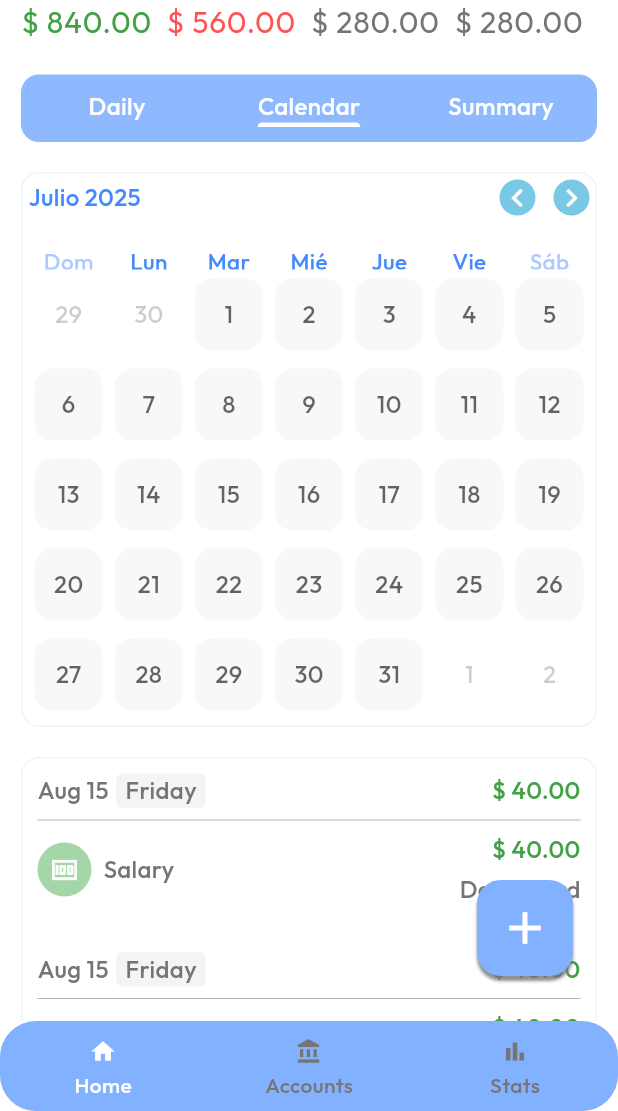
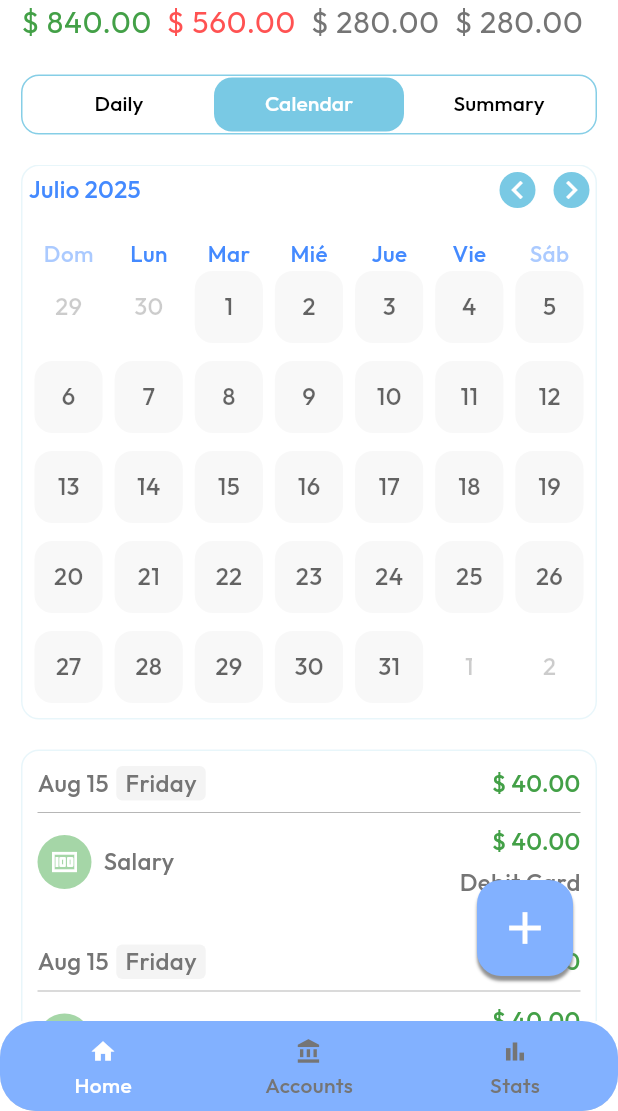
Before and after one commit to DrkDsk/FlutterMoneyManager, a Flutter app: the HomeScreen screen opened directly, after a tap on the "keyboard arrow left" icon, on a phone screen of 412 x 824 dp, the part 125-1236 px from its top. Run offline on Flutter 3.47's test engine with Material 3 defaults, Android fonts, the light colour scheme and no system bars; drawn by our look-alikes of table_calendar; our stand-ins replace bloc, equatable, fl_chart, flutter_bloc, flutter_svg, get_it and 1 more.

Commit message:
feat: tab bar modified

```diff
--- a/lib/src/core/styles/container_styles.dart
+++ b/lib/src/core/styles/container_styles.dart
@@ -6,6 +6,11 @@ final kWidgetRoundedDecoration = BoxDecoration(
     borderRadius: BorderRadius.circular(12),
     border: Border.all(color: AppColors.turquoise.customOpacity(0.15)));
 
+final kTabBarContainerDecoration = BoxDecoration(
+    borderRadius: BorderRadius.circular(12),
+    border: Border.all(color: AppColors.turquoise.customOpacity(0.8)));
+
 final kTabBarDecoration = BoxDecoration(
-    color: AppColors.secondary.customOpacity(0.60),
-    borderRadius: BorderRadius.circular(12));
+  borderRadius: BorderRadius.circular(12),
+  color: AppColors.turquoise,
+);
--- a/lib/src/features/home/ui/pages/daily_home_page.dart
+++ b/lib/src/features/home/ui/pages/daily_home_page.dart
@@ -23,6 +23,12 @@ class _HomePageState extends State<HomePage> with TickerProviderStateMixin {
   }
 
   @override
+  void dispose() {
+    super.dispose();
+    _tabController.dispose();
+  }
+
+  @override
   Widget build(BuildContext context) {
     return Stack(
       children: [
@@ -37,8 +43,9 @@ class _HomePageState extends State<HomePage> with TickerProviderStateMixin {
                   child: TransactionSummaryContent()),
               const SizedBox(height: 20),
               Container(
-                padding: const EdgeInsets.symmetric(vertical: 10),
-                decoration: kTabBarDecoration,
+                height: 40,
+                decoration: kTabBarContainerDecoration,
+                padding: const EdgeInsets.symmetric(vertical: 1, horizontal: 1),
                 child: HomeTabBar(tabController: _tabController),
               ),
               const SizedBox(height: 20),
--- a/lib/src/features/home/ui/screens/home_screen.dart
+++ b/lib/src/features/home/ui/screens/home_screen.dart
@@ -1,4 +1,5 @@
 import 'package:flutter/material.dart';
+import 'package:flutter_money_manager/src/core/extensions/color_extension.dart';
 import 'package:flutter_money_manager/src/core/shared/builders/home/home_builder.dart';
 import 'package:flutter_money_manager/src/features/home/ui/blocs/navigation_cubit.dart';
 import 'package:flutter_money_manager/src/features/home/ui/pages/daily_home_page.dart';
--- a/lib/src/features/home/ui/widgets/home_tab_bar.dart
+++ b/lib/src/features/home/ui/widgets/home_tab_bar.dart
@@ -1,4 +1,5 @@
 import 'package:flutter/material.dart';
+import 'package:flutter_money_manager/src/core/styles/container_styles.dart';
 
 class HomeTabBar extends StatelessWidget {
   const HomeTabBar({
@@ -10,27 +11,21 @@ class HomeTabBar extends StatelessWidget {
 
   @override
   Widget build(BuildContext context) {
-
-    final theme = Theme.of(context);
-
     return TabBar(
+        dividerColor: Colors.transparent,
+        indicatorSize: TabBarIndicatorSize.tab,
+        indicator: kTabBarDecoration,
         controller: _tabController,
-        dividerColor: Colors.transparent,
-        onTap: (value) {
-
-        },
-        tabs: [
+        onTap: (value) {},
+        tabs: const [
           Text(
             "Daily",
-            style: theme.textTheme.bodyMedium?.copyWith(color: theme.colorScheme.primary),
           ),
           Text(
             "Calendar",
-            style: theme.textTheme.bodyMedium?.copyWith(color: theme.colorScheme.primary),
           ),
           Text(
             "Summary",
-            style: theme.textTheme.bodyMedium?.copyWith(color: theme.colorScheme.primary),
           ),
         ]);
   }
--- /dev/null
+++ b/lib/src/features/stats/ui/pages/expense_stat_page.dart
@@ -0,0 +1,14 @@
+import 'package:flutter/material.dart';
+import 'package:flutter_money_manager/src/features/home/ui/widgets/expense_list.dart';
+import 'package:flutter_money_manager/src/features/stats/ui/widgets/pie_chart_sample.dart';
+
+class ExpenseStatPage extends StatelessWidget {
+  const ExpenseStatPage({super.key});
+
+  @override
+  Widget build(BuildContext context) {
+    return const Column(
+      children: [PieChartSample(), Expanded(child: ExpenseList())],
+    );
+  }
+}
--- /dev/null
+++ b/lib/src/features/stats/ui/pages/income_stat_page.dart
@@ -0,0 +1,14 @@
+import 'package:flutter/material.dart';
+import 'package:flutter_money_manager/src/features/home/ui/widgets/expense_list.dart';
+import 'package:flutter_money_manager/src/features/stats/ui/widgets/pie_chart_sample.dart';
+
+class IncomeStatPage extends StatelessWidget {
+  const IncomeStatPage({super.key});
+
+  @override
+  Widget build(BuildContext context) {
+    return const Column(
+      children: [PieChartSample(), Expanded(child: ExpenseList())],
+    );
+  }
+}
--- a/lib/src/features/stats/ui/pages/stats_page.dart
+++ b/lib/src/features/stats/ui/pages/stats_page.dart
@@ -1,13 +1,46 @@
 import 'package:flutter/material.dart';
-import 'package:flutter_money_manager/src/features/stats/ui/widgets/pie_chart_sample.dart';
+import 'package:flutter_money_manager/src/core/styles/container_styles.dart';
+import 'package:flutter_money_manager/src/features/stats/ui/pages/expense_stat_page.dart';
+import 'package:flutter_money_manager/src/features/stats/ui/pages/income_stat_page.dart';
+import 'package:flutter_money_manager/src/features/stats/ui/widgets/stats_tab_bar.dart';
 
-class StatsPage extends StatelessWidget {
+class StatsPage extends StatefulWidget {
   const StatsPage({super.key});
 
   @override
+  State<StatsPage> createState() => _StatsPageState();
+}
+
+class _StatsPageState extends State<StatsPage> with TickerProviderStateMixin {
+  late final TabController _tabController;
+
+  @override
+  void initState() {
+    super.initState();
+    _tabController = TabController(length: 2, vsync: this);
+  }
+
+  @override
+  void dispose() {
+    super.dispose();
+    _tabController.dispose();
+  }
+
+  @override
   Widget build(BuildContext context) {
-    return const Column(
-      children: [PieChartSample()],
+    return Column(
+      children: [
+        Container(
+            height: 40,
+            margin: const EdgeInsets.symmetric(horizontal: 10, vertical: 10),
+            padding: const EdgeInsets.symmetric(vertical: 1, horizontal: 1),
+            decoration: kTabBarContainerDecoration,
+            child: StatsTabBar(tabController: _tabController)),
+        Expanded(
+            child: TabBarView(
+                controller: _tabController,
+                children: const [IncomeStatPage(), ExpenseStatPage()])),
+      ],
     );
   }
 }
--- a/lib/src/features/stats/ui/widgets/pie_chart_sample.dart
+++ b/lib/src/features/stats/ui/widgets/pie_chart_sample.dart
@@ -16,15 +16,13 @@ class PieChartSampleState extends State {
   @override
   Widget build(BuildContext context) {
     return AspectRatio(
-      aspectRatio: 1.3,
+      aspectRatio: 1.5,
       child: Row(
         children: <Widget>[
           const SizedBox(
             height: 18,
           ),
           Expanded(
-            child: AspectRatio(
-              aspectRatio: 1,
             child: PieChart(
               PieChartData(
                 pieTouchData: PieTouchData(
@@ -36,8 +34,8 @@ class PieChartSampleState extends State {
                         touchedIndex = -1;
                         return;
                       }
-                        touchedIndex = pieTouchResponse
-                            .touchedSection!.touchedSectionIndex;
+                      touchedIndex =
+                          pieTouchResponse.touchedSection!.touchedSectionIndex;
                     });
                   },
                 ),
@@ -50,9 +48,8 @@ class PieChartSampleState extends State {
               ),
             ),
           ),
-          ),
           Column(
-            mainAxisAlignment: MainAxisAlignment.end,
+            mainAxisAlignment: MainAxisAlignment.center,
             crossAxisAlignment: CrossAxisAlignment.start,
             children: <Widget>[
               Indicator(
@@ -91,8 +88,8 @@ class PieChartSampleState extends State {
         case 0:
           return PieChartSectionData(
             color: CategoryColors.food,
-            value: 40,
-            title: '40%',
+            value: 50,
+            title: '50%',
             radius: radius,
             titleStyle: TextStyle(
               fontSize: fontSize,
@@ -104,8 +101,8 @@ class PieChartSampleState extends State {
         case 1:
           return PieChartSectionData(
             color: CategoryColors.transportation,
-            value: 30,
-            title: '30%',
+            value: 50,
+            title: '50%',
             radius: radius,
             titleStyle: TextStyle(
               fontSize: fontSize,
--- /dev/null
+++ b/lib/src/features/stats/ui/widgets/stats_tab_bar.dart
@@ -0,0 +1,21 @@
+import 'package:flutter/material.dart';
+import 'package:flutter_money_manager/src/core/styles/container_styles.dart';
+
+class StatsTabBar extends StatelessWidget {
+  const StatsTabBar({super.key, required this.tabController});
+
+  final TabController tabController;
+
+  @override
+  Widget build(BuildContext context) {
+    final theme = Theme.of(context);
+
+    return TabBar(
+        dividerColor: Colors.transparent,
+        indicatorSize: TabBarIndicatorSize.tab,
+        controller: tabController,
+        indicator: kTabBarDecoration,
+        labelColor: theme.colorScheme.primary,
+        tabs: const [Tab(text: "Income"), Tab(text: "Expense")]);
+  }
+}
```
Lines whose indentation alone changed are shown as unchanged.
